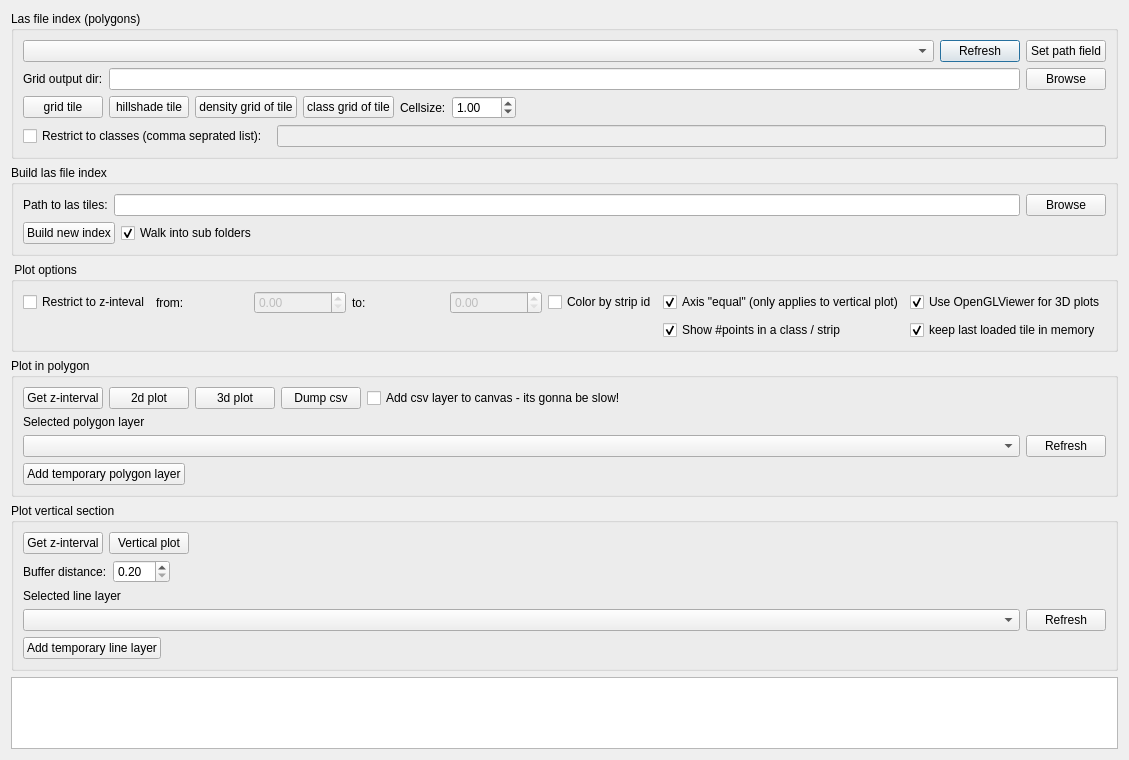
First picture: the form in pcplot/Ui_PcPlot.ui, repository SDFIdk/DHMQC, before the edit.
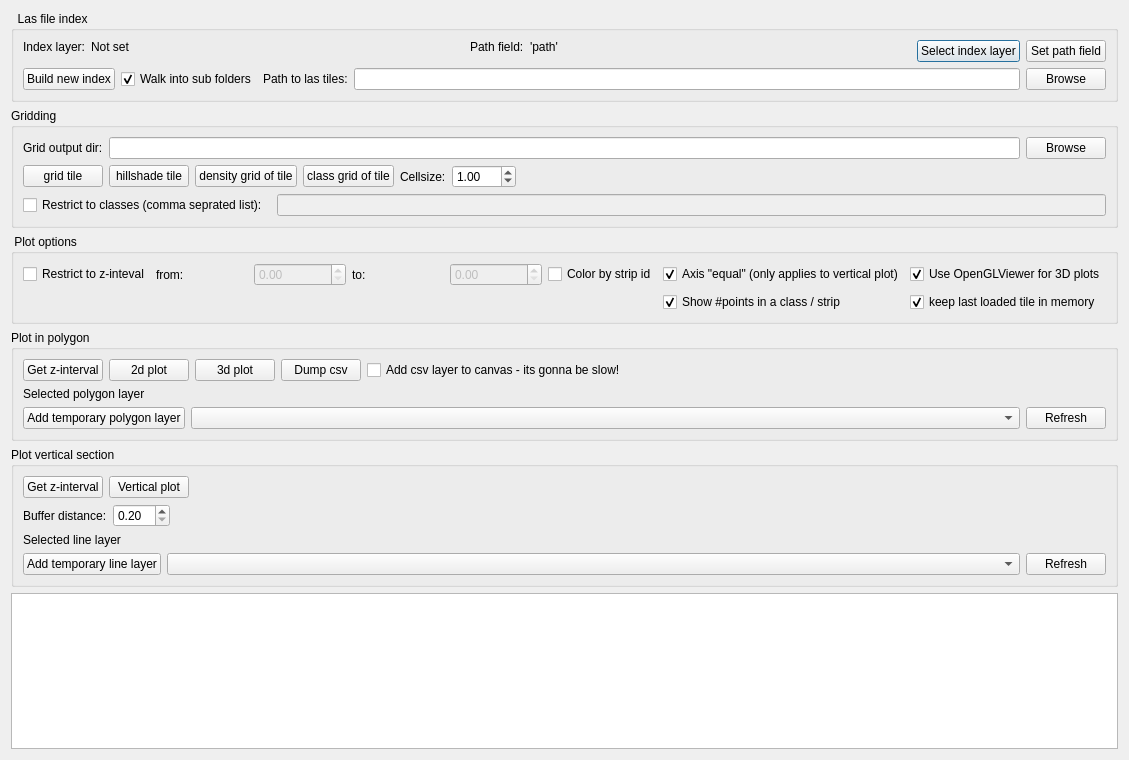
Second picture: the form after the edit.

```diff
--- a/pcplot/Ui_PcPlot.ui
+++ b/pcplot/Ui_PcPlot.ui
@@ -15,18 +15,51 @@
   </property>
   <layout class="QVBoxLayout" name="verticalLayout">
    <item>
-    <widget class="QGroupBox" name="groupBox_4">
+    <widget class="QGroupBox" name="groupBox_5">
      <property name="title">
-      <string>Las file index (polygons)</string>
+      <string>  Las file index</string>
      </property>
-     <layout class="QVBoxLayout" name="verticalLayout_5">
+     <layout class="QVBoxLayout" name="verticalLayout_4">
       <item>
-       <layout class="QHBoxLayout" name="horizontalLayout_6">
+       <layout class="QHBoxLayout" name="horizontalLayout_11">
         <item>
-         <widget class="QComboBox" name="cb_indexlayers"/>
+         <layout class="QFormLayout" name="formLayout">
+          <item row="0" column="0">
+           <widget class="QLabel" name="label_9">
+            <property name="text">
+             <string>Index layer:</string>
+            </property>
+           </widget>
+          </item>
+          <item row="0" column="1">
+           <widget class="QLabel" name="lbl_index_layer">
+            <property name="text">
+             <string>Not set</string>
+            </property>
+           </widget>
+          </item>
+         </layout>
         </item>
         <item>
-         <widget class="QPushButton" name="bt_refresh_index_layer">
+         <layout class="QFormLayout" name="formLayout_4">
+          <item row="0" column="0">
+           <widget class="QLabel" name="label_10">
+            <property name="text">
+             <string>Path field:</string>
+            </property>
+           </widget>
+          </item>
+          <item row="0" column="1">
+           <widget class="QLabel" name="lbl_path_field">
+            <property name="text">
+             <string>'path'</string>
+            </property>
+           </widget>
+          </item>
+         </layout>
+        </item>
+        <item>
+         <widget class="QPushButton" name="bt_select_index_layer">
           <property name="sizePolicy">
            <sizepolicy hsizetype="Fixed" vsizetype="Fixed">
             <horstretch>0</horstretch>
@@ -34,7 +67,7 @@
            </sizepolicy>
           </property>
           <property name="text">
-           <string>Refresh</string>
+           <string>Select index layer</string>
           </property>
          </widget>
         </item>
@@ -54,6 +87,59 @@
        </layout>
       </item>
       <item>
+       <layout class="QHBoxLayout" name="horizontalLayout_6">
+        <item>
+         <widget class="QPushButton" name="bt_build_index">
+          <property name="sizePolicy">
+           <sizepolicy hsizetype="Fixed" vsizetype="Fixed">
+            <horstretch>0</horstretch>
+            <verstretch>0</verstretch>
+           </sizepolicy>
+          </property>
+          <property name="text">
+           <string>Build new index</string>
+          </property>
+         </widget>
+        </item>
+        <item>
+         <widget class="QCheckBox" name="chb_walk_folders">
+          <property name="text">
+           <string>Walk into sub folders</string>
+          </property>
+          <property name="checked">
+           <bool>true</bool>
+          </property>
+         </widget>
+        </item>
+        <item>
+         <widget class="QLabel" name="label">
+          <property name="text">
+           <string>Path to las tiles:</string>
+          </property>
+         </widget>
+        </item>
+        <item>
+         <widget class="QLineEdit" name="txt_las_path"/>
+        </item>
+        <item>
+         <widget class="QPushButton" name="bt_browse_lasdir">
+          <property name="text">
+           <string>Browse</string>
+          </property>
+         </widget>
+        </item>
+       </layout>
+      </item>
+     </layout>
+    </widget>
+   </item>
+   <item>
+    <widget class="QGroupBox" name="groupBox_4">
+     <property name="title">
+      <string>Gridding</string>
+     </property>
+     <layout class="QVBoxLayout" name="verticalLayout_5">
+      <item>
        <layout class="QFormLayout" name="formLayout_3">
         <item row="0" column="0">
          <widget class="QLabel" name="label_7">
@@ -188,70 +274,6 @@
      </layout>
     </widget>
    </item>
-   <item>
-    <widget class="QGroupBox" name="groupBox_5">
-     <property name="title">
-      <string>Build las file index</string>
-     </property>
-     <layout class="QVBoxLayout" name="verticalLayout_4">
-      <item>
-       <layout class="QFormLayout" name="formLayout">
-        <property name="fieldGrowthPolicy">
-         <enum>QFormLayout::AllNonFixedFieldsGrow</enum>
-        </property>
-        <item row="0" column="0">
-         <widget class="QLabel" name="label">
-          <property name="text">
-           <string>Path to las tiles:</string>
-          </property>
-         </widget>
-        </item>
-        <item row="0" column="1">
-         <layout class="QHBoxLayout" name="horizontalLayout">
-          <item>
-           <widget class="QLineEdit" name="txt_las_path"/>
-          </item>
-          <item>
-           <widget class="QPushButton" name="bt_browse_lasdir">
-            <property name="text">
-             <string>Browse</string>
-            </property>
-           </widget>
-          </item>
-         </layout>
-        </item>
-       </layout>
-      </item>
-      <item>
-       <layout class="QHBoxLayout" name="horizontalLayout_8">
-        <item>
-         <widget class="QPushButton" name="bt_build_index">
-          <property name="sizePolicy">
-           <sizepolicy hsizetype="Fixed" vsizetype="Fixed">
-            <horstretch>0</horstretch>
-            <verstretch>0</verstretch>
-           </sizepolicy>
-          </property>
-          <property name="text">
-           <string>Build new index</string>
-          </property>
-         </widget>
-        </item>
-        <item>
-         <widget class="QCheckBox" name="chb_walk_folders">
-          <property name="text">
-           <string>Walk into sub folders</string>
-          </property>
-          <property name="checked">
-           <bool>true</bool>
-          </property>
-         </widget>
-        </item>
-       </layout>
-      </item>
-     </layout>
-    </widget>
-   </item>
    <item>
     <widget class="QGroupBox" name="groupBox_2">
      <property name="title">
@@ -440,6 +462,19 @@
       </item>
       <item>
        <layout class="QHBoxLayout" name="horizontalLayout_2">
+        <item>
+         <widget class="QPushButton" name="bt_add_polygon_layer">
+          <property name="sizePolicy">
+           <sizepolicy hsizetype="Fixed" vsizetype="Fixed">
+            <horstretch>0</horstretch>
+            <verstretch>0</verstretch>
+           </sizepolicy>
+          </property>
+          <property name="text">
+           <string>Add temporary polygon layer</string>
+          </property>
+         </widget>
+        </item>
         <item>
          <widget class="QComboBox" name="cb_polygonlayers">
           <property name="editable">
@@ -462,19 +497,6 @@
         </item>
        </layout>
       </item>
-      <item>
-       <widget class="QPushButton" name="bt_add_polygon_layer">
-        <property name="sizePolicy">
-         <sizepolicy hsizetype="Fixed" vsizetype="Fixed">
-          <horstretch>0</horstretch>
-          <verstretch>0</verstretch>
-         </sizepolicy>
-        </property>
-        <property name="text">
-         <string>Add temporary polygon layer</string>
-        </property>
-       </widget>
-      </item>
      </layout>
     </widget>
    </item>
@@ -560,6 +582,19 @@
       </item>
       <item>
        <layout class="QHBoxLayout" name="horizontalLayout_3">
+        <item>
+         <widget class="QPushButton" name="bt_add_line_layer">
+          <property name="sizePolicy">
+           <sizepolicy hsizetype="Fixed" vsizetype="Fixed">
+            <horstretch>0</horstretch>
+            <verstretch>0</verstretch>
+           </sizepolicy>
+          </property>
+          <property name="text">
+           <string>Add temporary line layer</string>
+          </property>
+         </widget>
+        </item>
         <item>
          <widget class="QComboBox" name="cb_linelayers"/>
         </item>
@@ -578,19 +613,6 @@
         </item>
        </layout>
       </item>
-      <item>
-       <widget class="QPushButton" name="bt_add_line_layer">
-        <property name="sizePolicy">
-         <sizepolicy hsizetype="Fixed" vsizetype="Fixed">
-          <horstretch>0</horstretch>
-          <verstretch>0</verstretch>
-         </sizepolicy>
-        </property>
-        <property name="text">
-         <string>Add temporary line layer</string>
-        </property>
-       </widget>
-      </item>
      </layout>
     </widget>
    </item>
```
